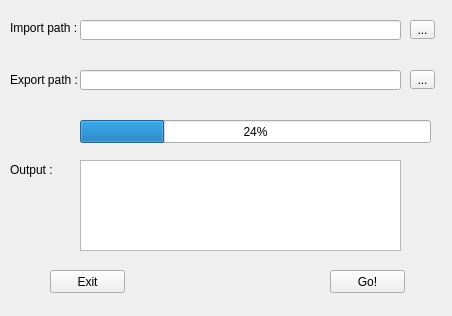
Above: PhotoSync.ui from julianBustillos/PhotoSync before the change. Below: the same form after it.
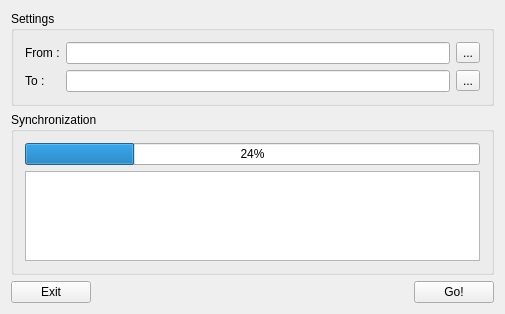
That is the form after the change.

```diff
--- a/PhotoSync.ui
+++ b/PhotoSync.ui
@@ -6,154 +6,119 @@
    <rect>
     <x>0</x>
     <y>0</y>
-    <width>452</width>
-    <height>316</height>
+    <width>505</width>
+    <height>314</height>
    </rect>
   </property>
   <property name="windowTitle">
    <string>PhotoSync</string>
   </property>
   <widget class="QWidget" name="centralWidget">
-   <widget class="QPushButton" name="negativePushButton">
-    <property name="geometry">
-     <rect>
-      <x>50</x>
-      <y>270</y>
-      <width>75</width>
-      <height>23</height>
-     </rect>
-    </property>
-    <property name="text">
-     <string>Exit</string>
-    </property>
-   </widget>
-   <widget class="QPushButton" name="positivePushButton">
-    <property name="geometry">
-     <rect>
-      <x>330</x>
-      <y>270</y>
-      <width>75</width>
-      <height>23</height>
-     </rect>
-    </property>
-    <property name="text">
-     <string>Go!</string>
-    </property>
-   </widget>
-   <widget class="QToolButton" name="importToolButton">
-    <property name="geometry">
-     <rect>
-      <x>410</x>
-      <y>20</y>
-      <width>25</width>
-      <height>19</height>
-     </rect>
-    </property>
-    <property name="text">
-     <string>...</string>
-    </property>
-   </widget>
-   <widget class="QToolButton" name="exportToolButton">
-    <property name="geometry">
-     <rect>
-      <x>410</x>
-      <y>70</y>
-      <width>25</width>
-      <height>19</height>
-     </rect>
-    </property>
-    <property name="text">
-     <string>...</string>
-    </property>
-   </widget>
-   <widget class="QLineEdit" name="importEdit">
-    <property name="geometry">
-     <rect>
-      <x>80</x>
-      <y>20</y>
-      <width>321</width>
-      <height>20</height>
-     </rect>
-    </property>
-   </widget>
-   <widget class="QLineEdit" name="exportEdit">
-    <property name="geometry">
-     <rect>
-      <x>80</x>
-      <y>70</y>
-      <width>321</width>
-      <height>20</height>
-     </rect>
-    </property>
-   </widget>
-   <widget class="QLabel" name="importLabel">
-    <property name="geometry">
-     <rect>
-      <x>10</x>
-      <y>20</y>
-      <width>71</width>
-      <height>16</height>
-     </rect>
-    </property>
-    <property name="text">
-     <string>Import path :</string>
-    </property>
-   </widget>
-   <widget class="QLabel" name="exportLabel">
-    <property name="geometry">
-     <rect>
-      <x>10</x>
-      <y>70</y>
-      <width>71</width>
-      <height>20</height>
-     </rect>
-    </property>
-    <property name="text">
-     <string>Export path :</string>
-    </property>
-   </widget>
-   <widget class="QProgressBar" name="progressBar">
-    <property name="geometry">
-     <rect>
-      <x>80</x>
-      <y>120</y>
-      <width>351</width>
-      <height>23</height>
-     </rect>
-    </property>
-    <property name="value">
-     <number>24</number>
-    </property>
-   </widget>
-   <widget class="QTextEdit" name="textEditOutput">
-    <property name="geometry">
-     <rect>
-      <x>80</x>
-      <y>160</y>
-      <width>321</width>
-      <height>91</height>
-     </rect>
-    </property>
-    <property name="undoRedoEnabled">
-     <bool>false</bool>
-    </property>
-    <property name="readOnly">
-     <bool>true</bool>
-    </property>
-   </widget>
-   <widget class="QLabel" name="label">
-    <property name="geometry">
-     <rect>
-      <x>10</x>
-      <y>160</y>
-      <width>71</width>
-      <height>20</height>
-     </rect>
-    </property>
-    <property name="text">
-     <string>Output :</string>
-    </property>
-   </widget>
+   <layout class="QGridLayout" name="mainLayout">
+    <item row="1" column="0" rowspan="2">
+     <widget class="QGroupBox" name="SynchronizationBox">
+      <property name="title">
+       <string>Synchronization</string>
+      </property>
+      <layout class="QGridLayout" name="SynchronizationLayout">
+       <item row="1" column="0">
+        <widget class="QTextEdit" name="textEditOutput">
+         <property name="undoRedoEnabled">
+          <bool>false</bool>
+         </property>
+         <property name="readOnly">
+          <bool>true</bool>
+         </property>
+        </widget>
+       </item>
+       <item row="0" column="0">
+        <widget class="QProgressBar" name="progressBar">
+         <property name="value">
+          <number>24</number>
+         </property>
+        </widget>
+       </item>
+      </layout>
+     </widget>
+    </item>
+    <item row="0" column="0">
+     <widget class="QGroupBox" name="SettingsBox">
+      <property name="title">
+       <string>Settings</string>
+      </property>
+      <layout class="QGridLayout" name="settingsLayout">
+       <item row="0" column="1">
+        <widget class="QLineEdit" name="importEdit"/>
+       </item>
+       <item row="0" column="0">
+        <widget class="QLabel" name="importLabel">
+         <property name="text">
+          <string>From :</string>
+         </property>
+        </widget>
+       </item>
+       <item row="0" column="2">
+        <widget class="QToolButton" name="importToolButton">
+         <property name="text">
+          <string>...</string>
+         </property>
+        </widget>
+       </item>
+       <item row="1" column="0">
+        <widget class="QLabel" name="exportLabel">
+         <property name="text">
+          <string>To :</string>
+         </property>
+        </widget>
+       </item>
+       <item row="1" column="1">
+        <widget class="QLineEdit" name="exportEdit"/>
+       </item>
+       <item row="1" column="2">
+        <widget class="QToolButton" name="exportToolButton">
+         <property name="text">
+          <string>...</string>
+         </property>
+        </widget>
+       </item>
+      </layout>
+     </widget>
+    </item>
+    <item row="4" column="0">
+     <layout class="QHBoxLayout" name="buttonLayout">
+      <property name="bottomMargin">
+       <number>0</number>
+      </property>
+      <item>
+       <widget class="QPushButton" name="negativePushButton">
+        <property name="text">
+         <string>Exit</string>
+        </property>
+       </widget>
+      </item>
+      <item>
+       <spacer name="horizontalSpacer">
+        <property name="orientation">
+         <enum>Qt::Horizontal</enum>
+        </property>
+        <property name="sizeHint" stdset="0">
+         <size>
+          <width>40</width>
+          <height>20</height>
+         </size>
+        </property>
+       </spacer>
+      </item>
+      <item>
+       <widget class="QPushButton" name="positivePushButton">
+        <property name="text">
+         <string>Go!</string>
+        </property>
+       </widget>
+      </item>
+     </layout>
+    </item>
+   </layout>
   </widget>
  </widget>
  <layoutdefault spacing="6" margin="11"/>
```
